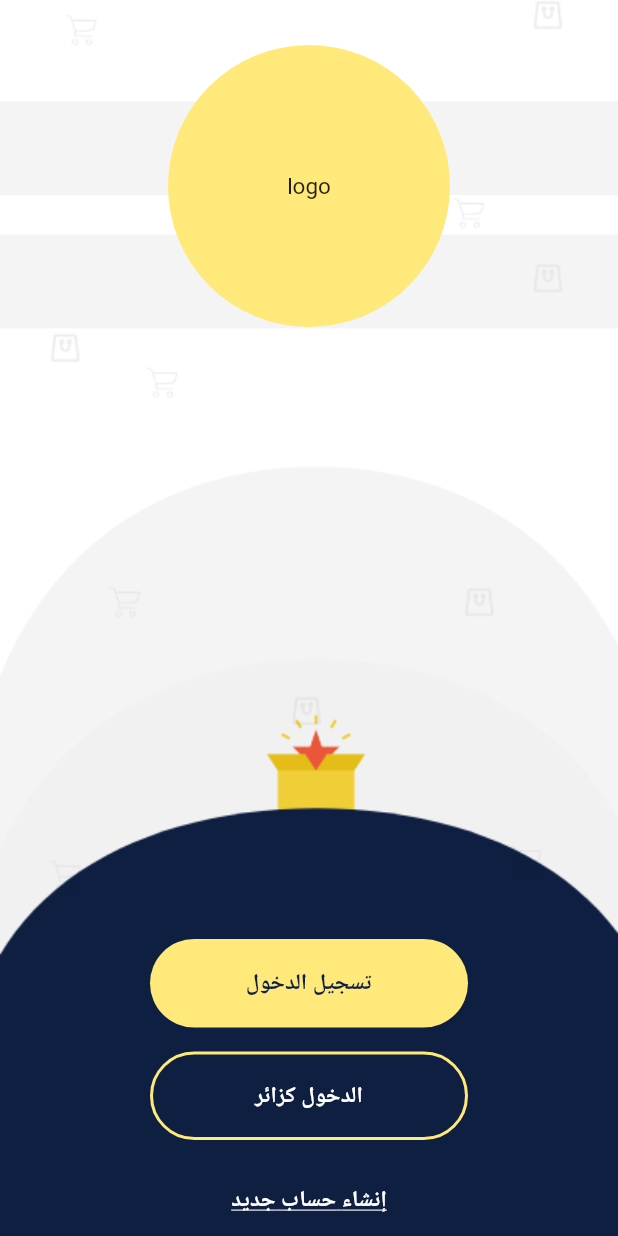
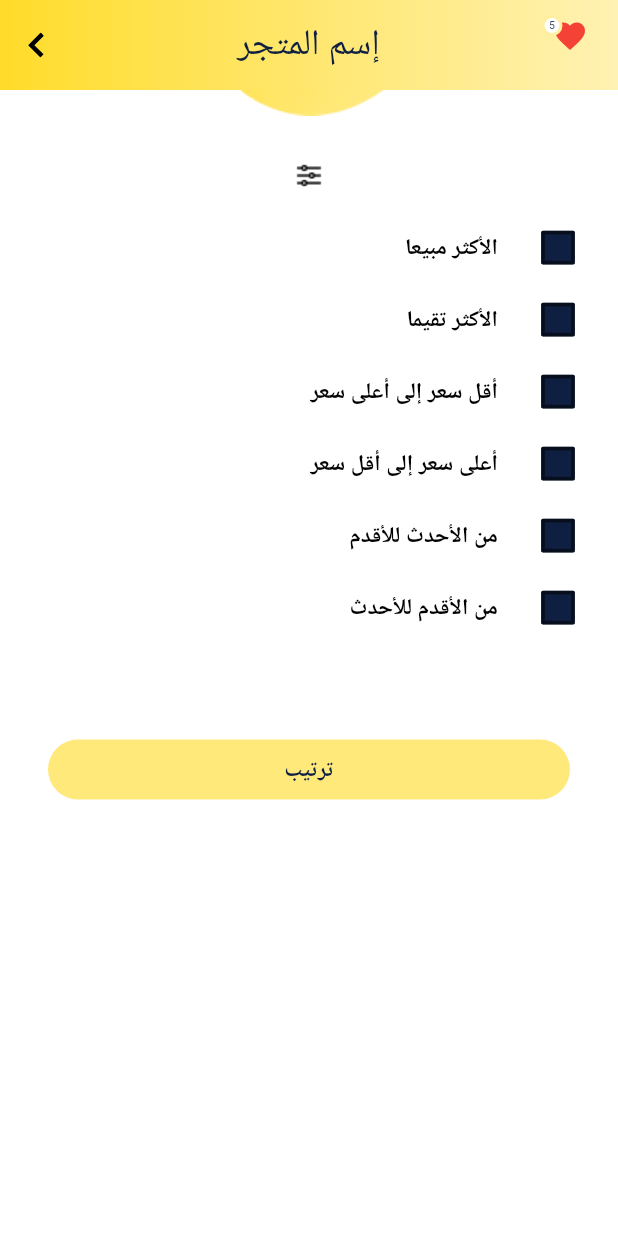
Before and after one commit to Amgad22318/productive_families, a Flutter app: the screen it shows after launch, on a phone screen of 412 x 824 dp. Run offline on Flutter 3.47's test engine with Material 2 defaults, Android fonts, the phone set to English and light mode, and no system bars; our stand-ins replace carousel_slider, flutter_bloc, flutter_rating_bar, flutter_svg, otp_text_field, smooth_page_indicator and 1 more.

Commit message:
amgad last code 2.05

```diff
--- /dev/null
+++ b/lib/constants/constant_methods.dart
@@ -0,0 +1,17 @@
+
+import 'package:flutter/material.dart';
+import 'package:productive_families/presentation/styles/colors.dart';
+
+Color getColor(Set<MaterialState> states,Color color) {
+  const Set<MaterialState> interactiveStates = <MaterialState>{
+    MaterialState.pressed,
+  };
+  if (states.any(interactiveStates.contains)) {
+    return defaultYellow;
+  }
+  return color;
+}
+
+void printWarning(String text) {
+  print('\x1B[33m$text\x1B[0m');
+}
--- a/lib/presentation/router/app_router.dart
+++ b/lib/presentation/router/app_router.dart
@@ -2,21 +2,21 @@ import 'package:flutter/material.dart';
 import 'package:productive_families/constants/end_points.dart';
 import 'package:productive_families/presentation/screens/about_product/about_product.dart';
 import 'package:productive_families/presentation/screens/about_us/about_us.dart';
+import 'package:productive_families/presentation/screens/filter_screens/filtering_screen.dart';
 import 'package:productive_families/presentation/screens/login/login_screen.dart';
 import 'package:productive_families/presentation/screens/meal/meals_screen.dart';
 import 'package:productive_families/presentation/screens/orders/orders_screen.dart';
 import 'package:productive_families/presentation/screens/otp/otp_screen.dart';
 import 'package:productive_families/presentation/screens/register/register_screen.dart';
 import 'package:productive_families/presentation/screens/shop_layout/shop_layout.dart';
-import 'package:productive_families/presentation/screens/start/start_screen.dart';
 import 'package:productive_families/presentation/screens/terms_and_conditions/terms_and_conditions.dart';
 
 class AppRouter {
   late Widget startWidget;
 
   AppRouter() {
-    startWidget = StartScreen();
-    // startWidget = LocationPicker();
+    // startWidget = StartScreen();
+    startWidget = FilteringScreen();
     // startWidget = OrdersScreen();
   }
 
--- /dev/null
+++ b/lib/presentation/screens/filter_screens/filtering_screen.dart
@@ -0,0 +1,89 @@
+import 'package:flutter/material.dart';
+import 'package:flutter_svg/svg.dart';
+import 'package:productive_families/presentation/styles/colors.dart';
+import 'package:productive_families/presentation/views/ordering_screen_filter_Item.dart';
+import 'package:productive_families/presentation/widgets/default_material_button.dart';
+import 'package:productive_families/presentation/widgets/default_shop_appbar.dart';
+import 'package:productive_families/presentation/widgets/default_text.dart';
+
+class FilteringScreen extends StatelessWidget {
+  const FilteringScreen({Key? key}) : super(key: key);
+
+  @override
+  Widget build(BuildContext context) {
+    return Scaffold(
+      appBar: DefaultShopAppbar(
+        centerTitle: true,
+        title: DefaultText(
+          textStyle: Theme.of(context).textTheme.headline5,
+          text: 'إسم المتجر',
+        ),
+        actions: [
+          IconButton(
+              onPressed: () {
+                Navigator.pop(context);
+              },
+              icon: SvgPicture.asset('assets/icons/back_arrow.svg'))
+        ],
+        leading: Stack(alignment: AlignmentDirectional.topEnd,
+          children: [
+            IconButton(
+                onPressed: () {},
+                icon: Icon(
+                  Icons.favorite,
+                  color: Colors.red,
+                )),
+            Positioned.directional(
+              textDirection: TextDirection.rtl,
+              top: 10,
+              end: 5,
+              child: Container(
+                height: 14,
+                width: 14,
+                decoration: BoxDecoration(
+                    borderRadius: BorderRadius.circular(24),
+                    color: Colors.white,
+                    border: Border.all(width: 2,color: lightDefaultYellow)),
+                child: Center(child: DefaultText(text: '5',textStyle: TextStyle(fontSize: 7),)),
+
+              ),
+            )
+          ],
+        ),
+      ),
+      body: Column(
+        children: [
+          Image.asset(
+            'assets/image/appbar_half_circle.png',
+          ),
+          Padding(
+            padding: const EdgeInsets.all(16.0),
+            child: Column(
+              mainAxisAlignment: MainAxisAlignment.spaceBetween,
+              children: [
+                IconButton(
+                    onPressed: () {},
+                    icon: Image.asset('assets/icons/filter.png')),
+                OrderingScreenFilterItem(text: 'الأكثر مبيعا'),
+                OrderingScreenFilterItem(text: 'الأكثر تقيما'),
+                OrderingScreenFilterItem(text: 'أقل سعر إلى أعلى سعر'),
+                OrderingScreenFilterItem(text: 'أعلى سعر إلى أقل سعر'),
+                OrderingScreenFilterItem(text: 'من الأحدث للأقدم'),
+                OrderingScreenFilterItem(text: 'من الأقدم للأحدث'),
+                Padding(
+                  padding: const EdgeInsets.symmetric(
+                      horizontal: 16.0, vertical: 64),
+                  child: DefaultMaterialButton(
+                    height: 40,
+                    onPressed: () {},
+                    text: 'ترتيب',
+                  ),
+                )
+              ],
+            ),
+          )
+        ],
+      ),
+    );
+  }
+}
--- a/lib/presentation/styles/colors.dart
+++ b/lib/presentation/styles/colors.dart
@@ -8,6 +8,7 @@ const Color goldTextAndStars = Color(0xffFFD138);
 const Color formFieldBackGroundLightBlue = Color(0xff2A3B5E);
 const Color productDescriptionBackGround = Color(0xffECF3FF);
 const Color greyUserNameText = Color(0xff707070);
+const Color lightDefaultYellow = Color(0xffFFEFA1);
 Color formFieldBackGroundGrey = const Color(0xff000000).withOpacity(0.08);
 
 
--- /dev/null
+++ b/lib/presentation/views/ordering_screen_filter_Item.dart
@@ -0,0 +1,44 @@
+import 'package:flutter/material.dart';
+import 'package:productive_families/constants/constant_methods.dart';
+import 'package:productive_families/presentation/styles/colors.dart';
+import 'package:productive_families/presentation/widgets/default_text.dart';
+
+class OrderingScreenFilterItem extends  StatefulWidget {
+  final String text;
+  const OrderingScreenFilterItem({Key? key, required this.text}) : super(key: key);
+
+  @override
+  State<OrderingScreenFilterItem> createState() => _OrderingScreenFilterItemState();
+}
+
+class _OrderingScreenFilterItemState extends State<OrderingScreenFilterItem> {
+
+  late bool isChecked;
+
+  @override
+  void initState() {
+    isChecked = false;
+    super.initState();
+  }
+  @override
+  Widget build(BuildContext context) {
+    return Row(
+      children: [
+        Transform.scale(scale: 1.25,
+          child: Checkbox(
+            checkColor: Colors.white,
+            fillColor: MaterialStateProperty.resolveWith((states)=>getColor(states, darkBlue)),
+            value: isChecked,
+            onChanged: (bool? value) {
+              setState(() {
+                isChecked = value!;
+              });
+            },
+          ),
+        ),
+        const SizedBox(width: 16,),
+        DefaultText(text:widget.text ,textStyle: Theme.of(context).textTheme.bodyText1,color: Colors.black,)
+      ],
+    );
+  }
+}
```
Also changed, not shown: lib/constants/constants.dart (+0 -13 lines), lib/presentation/screens/filter_screens/ordering_screen.dart (added, +89 -0 lines), lib/presentation/screens/register/register_screen.dart (+2 -10 lines), assets/icons/filter.png (added), assets/icons/sort.png (added).
